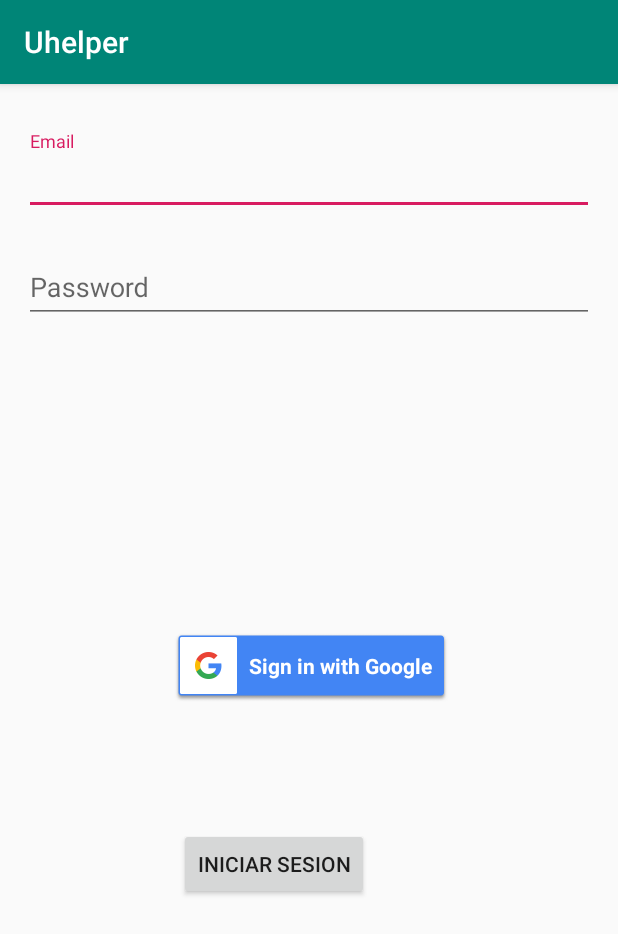
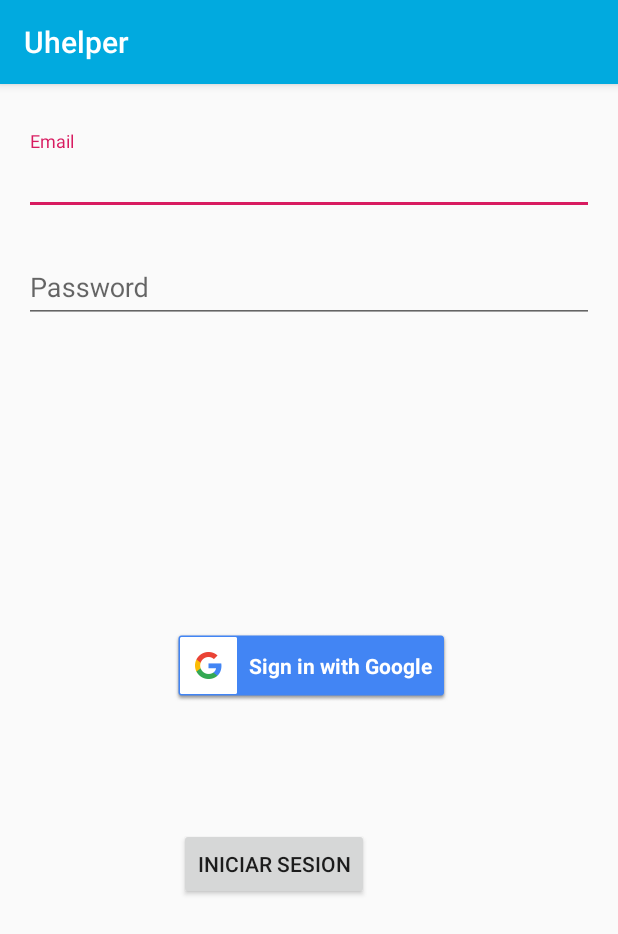
Before and after one commit to uhelper/Uhelper, an Android app: the screen it shows after launch (LoginActivity), on a phone screen of 412 x 824 dp. Shown: the top 934 px of the screen. Run offline under Robolectric (Android 15) with nearby library versions, the phone set to English and light mode, and no system bars; our stand-ins replace Firebase (no records; nobody signed in at launch, a user with empty details on screens opened directly).

Commit message:
Splash screen, esta se demora lo que tarda en identificar si ya hay alguien logueado. Si ya hay alguien logeado lanza el MainActivity de lo contrario deja cargar las vista del login

```diff
--- a/app/src/main/AndroidManifest.xml
+++ b/app/src/main/AndroidManifest.xml
@@ -8,7 +8,9 @@
         android:roundIcon="@mipmap/ic_launcher_round"
         android:supportsRtl="true"
         android:theme="@style/AppTheme">
-        <activity android:name=".activities.LoginActivity">
+
+        <activity android:name=".activities.LoginActivity"
+            android:theme="@style/SplashTheme">
             <intent-filter>
                 <action android:name="android.intent.action.MAIN" />
 
--- a/app/src/main/java/com/techdevcol/uhelper/activities/LoginActivity.java
+++ b/app/src/main/java/com/techdevcol/uhelper/activities/LoginActivity.java
@@ -41,6 +41,11 @@ public class LoginActivity extends AppCompatActivity implements GoogleApiClient.
     @Override
     protected void onCreate(Bundle savedInstanceState) {
         super.onCreate(savedInstanceState);
+        firebaseAuth = FirebaseAuth.getInstance();
+        if(firebaseAuth.getCurrentUser()==null)
+        {
+            setTheme(R.style.AppTheme);
+        }
         setContentView(R.layout.activity_login);
         GoogleSignInOptions gso = new GoogleSignInOptions.Builder(GoogleSignInOptions.DEFAULT_SIGN_IN)
                 .requestIdToken(getString(R.string.default_web_client_id))
@@ -62,9 +67,6 @@ public class LoginActivity extends AppCompatActivity implements GoogleApiClient.
                 startActivityForResult(intent, SIGN_IN_CODE);
             }
         });
-
-
-        firebaseAuth = FirebaseAuth.getInstance();
         firebaseAuthListener = new FirebaseAuth.AuthStateListener() {
             @Override
             public void onAuthStateChanged(@NonNull FirebaseAuth firebaseAuth) {
@@ -165,6 +167,6 @@ public class LoginActivity extends AppCompatActivity implements GoogleApiClient.
 
     @Override
     public void onConnectionFailed(@NonNull ConnectionResult connectionResult) {
-
+        Toast.makeText(this, "No hay conexion"+connectionResult.getErrorMessage(), Toast.LENGTH_SHORT).show();
     }
 }
--- a/app/src/main/res/values/colors.xml
+++ b/app/src/main/res/values/colors.xml
@@ -1,6 +1,6 @@
 <?xml version="1.0" encoding="utf-8"?>
 <resources>
-    <color name="colorPrimary">#008577</color>
+    <color name="colorPrimary">#01AADF</color>
     <color name="colorPrimaryDark">#00574B</color>
     <color name="colorAccent">#D81B60</color>
 </resources>
--- a/app/src/main/res/values/styles.xml
+++ b/app/src/main/res/values/styles.xml
@@ -17,4 +17,9 @@
 
     <style name="AppTheme.PopupOverlay" parent="ThemeOverlay.AppCompat.Light" />
 
+    <style name="SplashTheme" parent="AppTheme">
+        <item name="android:windowBackground">@drawable/splash_screen</item>
+        <item name="windowActionBar">false</item>
+        <item name="windowNoTitle">true</item>
+    </style>
 </resources>
```
Also changed, not shown: app/src/main/res/drawable/splash_screen.png (added).
